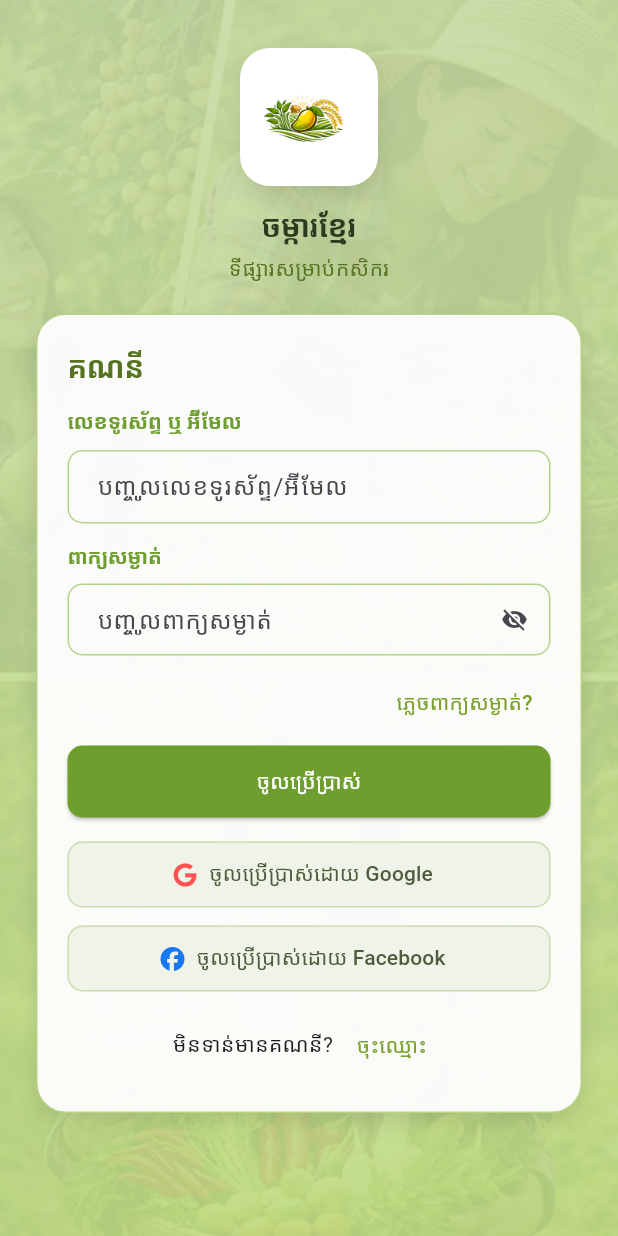
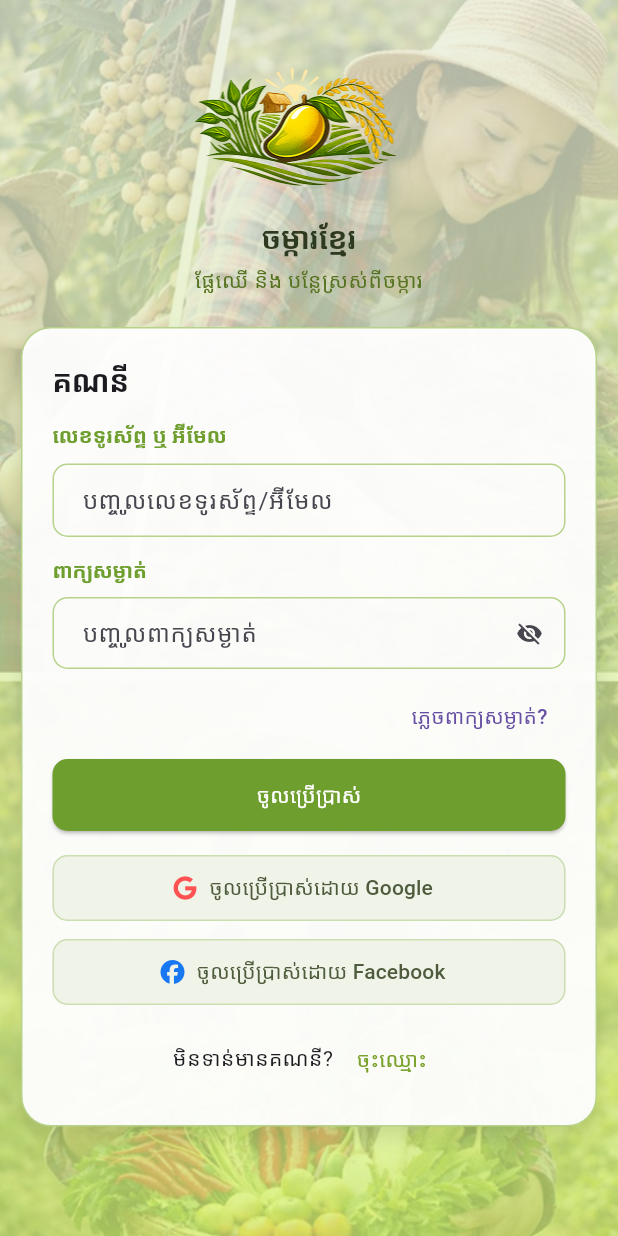
Before and after one commit to Norm-Sreykeo/chamka_khmer, a Flutter app: the screen it shows after launch, after a tap on "ចូលទៅគណនី", on a phone screen of 412 x 824 dp. Run offline on Flutter 3.47's test engine with Material 3 defaults, Android fonts, the phone set to English and light mode, and no system bars; our stand-ins replace font_awesome_flutter, google_fonts; Roboto replaces fonts that are missing (Khmer, Siemreap).

Commit message:
Refactor loading, login, and registration screens with updated UI components and text

```diff
--- a/lib/main.dart
+++ b/lib/main.dart
@@ -17,7 +17,9 @@ class ChamkaKhmerApp extends StatelessWidget {
       debugShowCheckedModeBanner: false,
       theme: ThemeData(
         primarySwatch: Colors.green,
-        textTheme: GoogleFonts.khmerTextTheme(),
+        textTheme: GoogleFonts.siemreapTextTheme(
+          Theme.of(context).textTheme,
+        ),
         inputDecorationTheme: InputDecorationTheme(
           border: OutlineInputBorder(
             borderRadius: BorderRadius.circular(10),
--- a/lib/screens/loading_screen.dart
+++ b/lib/screens/loading_screen.dart
@@ -35,7 +35,7 @@ class _LoadingScreenState extends State<LoadingScreen> {
                     children: const [
                       _LoadingPage(
                         title: 'ចម្ការខ្មែរ',
-                        subtitle: 'ជួយសហគមន៍កសិករ',
+                        subtitle: 'ផ្លែឈើ និង បន្លែស្រស់ពីចម្ការ',
                       ),
                       _LoadingPage(
                         title: 'ទំនាក់ទំនងផ្ទាល់',
@@ -57,9 +57,25 @@ class _LoadingScreenState extends State<LoadingScreen> {
                       MaterialPageRoute(builder: (_) => const LoginScreen()),
                     );
                   },
+                  style: TextButton.styleFrom(
+                    backgroundColor: const Color(
+                      0xFF6E9E2E,
+                    ), // Background color
+                    foregroundColor: Colors.white, // Text color
+                      padding: const EdgeInsets.all(14),
+
+                    shape: RoundedRectangleBorder(
+                      borderRadius: BorderRadius.circular(
+                        8,
+                      ), // Radius (rounded corners)
+                    ),
+                  ),
                   child: const Text(
                     'ចូលទៅគណនី',
-                    style: TextStyle(color: Color(0xFF2E3A1F)),
+                    style: TextStyle(
+                      color: Color.fromARGB(255, 239, 240, 239),
+                      fontSize: 16,
+                    ),
                   ),
                 ),
                 const SizedBox(height: 20),
@@ -86,19 +102,9 @@ class _LoadingPage extends StatelessWidget {
         mainAxisAlignment: MainAxisAlignment.center,
         children: [
           Container(
-            width: 120,
-            height: 120,
-            decoration: BoxDecoration(
-              color: Colors.white.withOpacity(0.88),
-              borderRadius: BorderRadius.circular(24),
-              boxShadow: [
-                BoxShadow(
-                  color: Colors.black.withOpacity(0.15),
-                  blurRadius: 16,
-                  offset: const Offset(0, 8),
-                ),
-              ],
-            ),
+            width: 300,
+            height: 300,
+            decoration: BoxDecoration(),
             padding: const EdgeInsets.all(14),
             child: Image.asset('lib/assets/images/img1.png'),
           ),
@@ -112,11 +118,7 @@ class _LoadingPage extends StatelessWidget {
             ),
           ),
           const SizedBox(height: 8),
-          Text(
-            subtitle,
-            textAlign: TextAlign.center,
-            style: const TextStyle(fontSize: 14, color: Color(0xFF4E5B3C)),
-          ),
+          Text(subtitle, textAlign: TextAlign.center),
         ],
       ),
     );
@@ -139,10 +141,7 @@ class _DotsIndicator extends StatelessWidget {
           margin: const EdgeInsets.symmetric(horizontal: 4),
           width: isActive ? 18 : 6,
           height: 6,
-          decoration: BoxDecoration(
-            color: isActive ? const Color(0xFF7AA12B) : const Color(0xFFCBDDB1),
-            borderRadius: BorderRadius.circular(12),
-          ),
+          decoration: BoxDecoration(borderRadius: BorderRadius.circular(12)),
         );
       }),
     );
@@ -161,7 +160,6 @@ class _AuthBackground extends StatelessWidget {
           fit: BoxFit.cover,
         ),
       ),
-      child: Container(color: const Color(0xFFB7D38B).withOpacity(0.65)),
     );
   }
 }
--- a/lib/screens/login_screen.dart
+++ b/lib/screens/login_screen.dart
@@ -13,13 +13,13 @@ class LoginScreen extends StatelessWidget {
           const _AuthBackground(),
           SafeArea(
             child: SingleChildScrollView(
-              padding: const EdgeInsets.symmetric(horizontal: 24, vertical: 16),
+              padding: const EdgeInsets.symmetric(horizontal: 14, vertical: 16),
               child: Column(
                 children: [
                   const SizedBox(height: 16),
                   _LogoHeader(
                     title: 'ចម្ការខ្មែរ',
-                    subtitle: 'ទីផ្សារសម្រាប់កសិករ',
+                    subtitle: 'ផ្លែឈើ និង បន្លែស្រស់ពីចម្ការ',
                   ),
                   const SizedBox(height: 20),
                   _AuthCard(
@@ -31,7 +31,6 @@ class LoginScreen extends StatelessWidget {
                           style: TextStyle(
                             fontSize: 20,
                             fontWeight: FontWeight.w700,
-                            color: Color(0xFF567321),
                           ),
                         ),
                         const SizedBox(height: 12),
@@ -59,7 +58,6 @@ class LoginScreen extends StatelessWidget {
                             onPressed: () {},
                             child: const Text(
                               'ភ្លេចពាក្យសម្ងាត់?',
-                              style: TextStyle(color: Color(0xFF7AA12B)),
                             ),
                           ),
                         ),
@@ -140,7 +138,6 @@ class _AuthBackground extends StatelessWidget {
           fit: BoxFit.cover,
         ),
       ),
-      child: Container(color: const Color(0xFFB7D38B).withOpacity(0.65)),
     );
   }
 }
@@ -156,20 +153,10 @@ class _LogoHeader extends StatelessWidget {
     return Column(
       children: [
         Container(
-          width: 92,
-          height: 92,
-          decoration: BoxDecoration(
-            color: Colors.white,
-            borderRadius: BorderRadius.circular(20),
-            boxShadow: [
-              BoxShadow(
-                color: Colors.black.withOpacity(0.1),
-                blurRadius: 12,
-                offset: const Offset(0, 6),
-              ),
-            ],
-          ),
-          padding: const EdgeInsets.all(12),
+          width: 300,
+          height: 100,
+
+         // padding: const EdgeInsets.all(12),
           child: Image.asset('lib/assets/images/img1.png'),
         ),
         const SizedBox(height: 12),
@@ -200,7 +187,7 @@ class _AuthCard extends StatelessWidget {
       decoration: BoxDecoration(
         color: Colors.white.withOpacity(0.95),
         borderRadius: BorderRadius.circular(20),
-        border: Border.all(color: const Color(0xFFB7D38B)),
+       border: Border.all(color: const Color(0xFFB7D38B)),
         boxShadow: [
           BoxShadow(
             color: Colors.black.withOpacity(0.1),
--- a/lib/screens/register_screen.dart
+++ b/lib/screens/register_screen.dart
@@ -16,7 +16,7 @@ class RegisterScreen extends StatelessWidget {
               child: Column(
                 children: [
                   const SizedBox(height: 16),
-                  _LogoHeader(title: 'ចម្ការខ្មែរ', subtitle: 'ជួយសហគមន៍កសិករ'),
+                  _LogoHeader(title: 'ចម្ការខ្មែរ', subtitle: 'ផ្លែឈើ និង បន្លែស្រស់ពីចម្ការ'),
                   const SizedBox(height: 20),
                   _AuthCard(
                     child: Column(
@@ -27,7 +27,6 @@ class RegisterScreen extends StatelessWidget {
                           style: TextStyle(
                             fontSize: 20,
                             fontWeight: FontWeight.w700,
-                            color: Color(0xFF567321),
                           ),
                         ),
                         const SizedBox(height: 12),
@@ -80,7 +79,6 @@ class RegisterScreen extends StatelessWidget {
                             Checkbox(
                               value: true,
                               onChanged: (_) {},
-                              activeColor: const Color(0xFF7AA12B),
                             ),
                             const Expanded(
                               child: Text(
@@ -160,7 +158,6 @@ class _AuthBackground extends StatelessWidget {
           fit: BoxFit.cover,
         ),
       ),
-      child: Container(color: const Color(0xFFB7D38B).withOpacity(0.65)),
     );
   }
 }
@@ -176,19 +173,9 @@ class _LogoHeader extends StatelessWidget {
     return Column(
       children: [
         Container(
-          width: 92,
-          height: 92,
-          decoration: BoxDecoration(
-            color: Colors.white,
-            borderRadius: BorderRadius.circular(20),
-            boxShadow: [
-              BoxShadow(
-                color: Colors.black.withOpacity(0.1),
-                blurRadius: 12,
-                offset: const Offset(0, 6),
-              ),
-            ],
-          ),
+          width: 300,
+          height: 100,
+
           padding: const EdgeInsets.all(12),
           child: Image.asset('lib/assets/images/img1.png'),
         ),
```
Also changed, not shown: lib/loading.dart (deleted).
